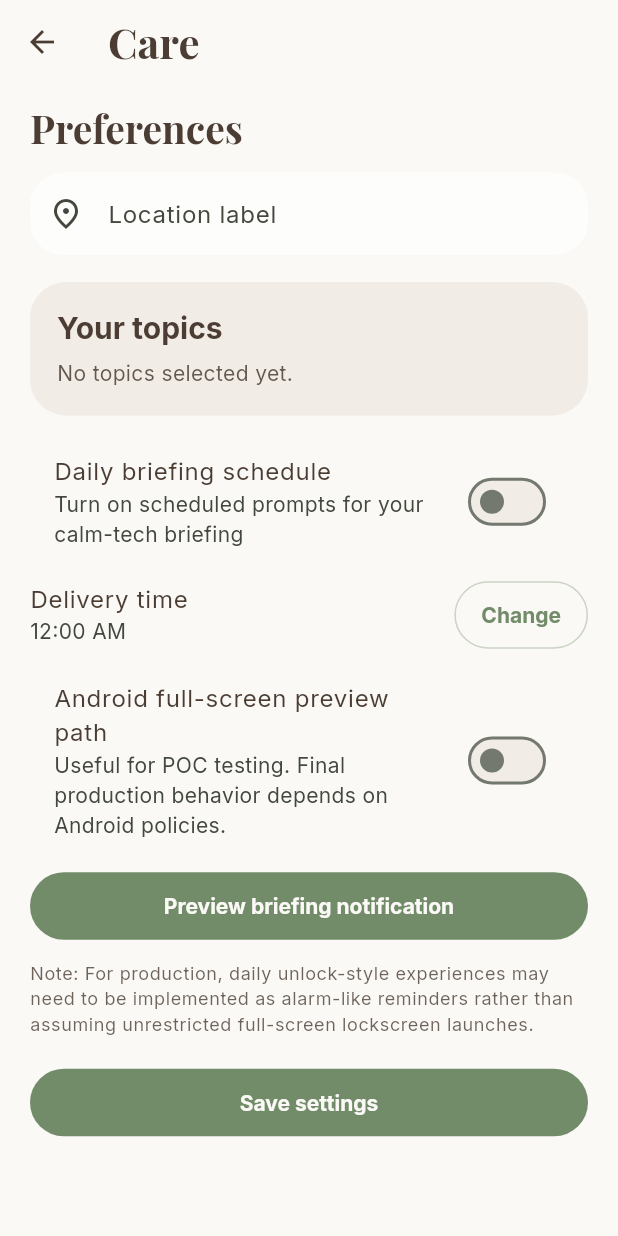
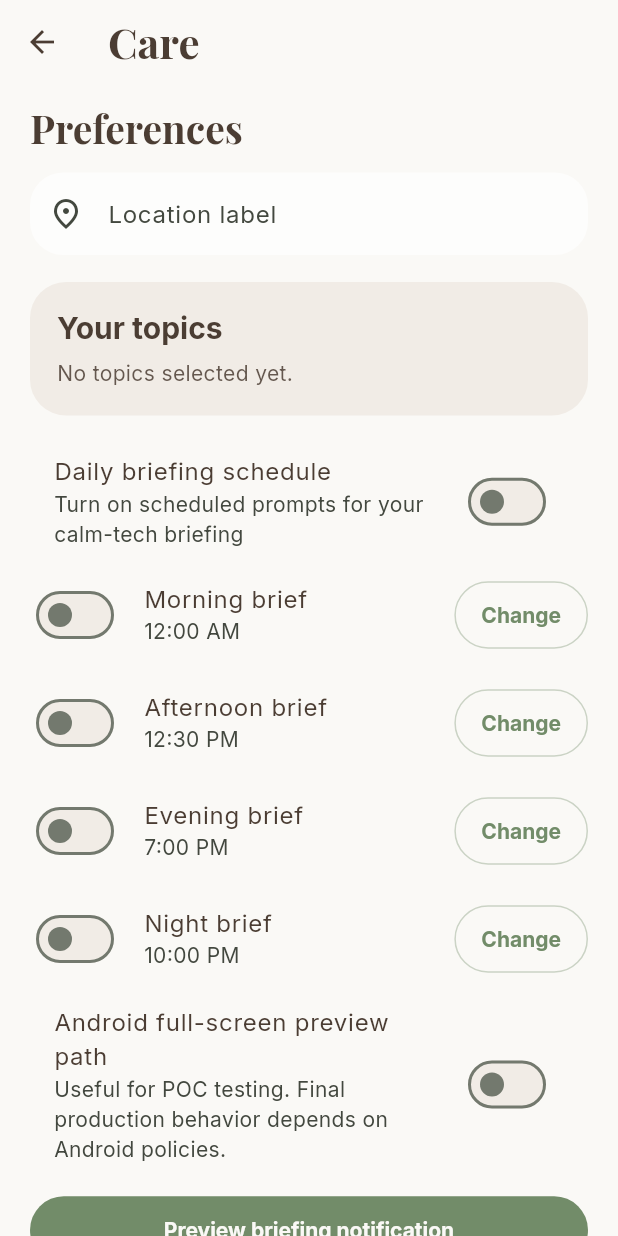
Before and after one commit to mleikam1/NANA_POC, a Flutter app: the CareScreen screen opened directly with empty values, on a phone screen of 412 x 824 dp. Run offline on Flutter 3.47's test engine with Material 3 defaults, Android fonts, the phone set to English and light mode, and no system bars; our stand-ins replace cloud_firestore, cloud_functions, firebase_auth, firebase_core, firebase_messaging, flutter_local_notifications and 4 more; accounts and stored records are empty; network calls fail.

Commit message:
Add multi-daypart calm brief onboarding schedules

```diff
--- a/lib/app.dart
+++ b/lib/app.dart
@@ -109,6 +109,8 @@ class _SessionGateState extends State<SessionGate> {
 
   Future<void> _handleOnboardingComplete(AppUserProfile profile) async {
     await _profileRepository.saveProfile(profile);
+    await NotificationService.instance
+        .syncDailyBriefSchedules(profile.notificationPreferences);
     if (!mounted) return;
     setState(() {
       _profile = profile;
--- a/lib/models/app_user_profile.dart
+++ b/lib/models/app_user_profile.dart
@@ -88,6 +88,7 @@ class NotificationPreference {
     required this.minute,
     required this.timeZone,
     required this.fullScreenIntent,
+    this.briefSchedules = const <String, BriefSchedule>{},
   });
 
   final bool enabled;
@@ -95,6 +96,9 @@ class NotificationPreference {
   final int minute;
   final String timeZone;
   final bool fullScreenIntent;
+  final Map<String, BriefSchedule> briefSchedules;
+
+  static const String defaultTimeZone = 'America/Chicago';
 
   NotificationPreference copyWith({
     bool? enabled,
@@ -102,6 +106,7 @@ class NotificationPreference {
     int? minute,
     String? timeZone,
     bool? fullScreenIntent,
+    Map<String, BriefSchedule>? briefSchedules,
   }) {
     return NotificationPreference(
       enabled: enabled ?? this.enabled,
@@ -109,7 +114,25 @@ class NotificationPreference {
       minute: minute ?? this.minute,
       timeZone: timeZone ?? this.timeZone,
       fullScreenIntent: fullScreenIntent ?? this.fullScreenIntent,
+      briefSchedules: briefSchedules ?? this.briefSchedules,
     );
+  }
+
+  Map<String, BriefSchedule> get resolvedBriefSchedules {
+    if (briefSchedules.isEmpty) {
+      return defaultBriefSchedules(
+        morningEnabled: enabled,
+        morningHour: hour,
+        morningMinute: minute,
+        eveningEnabled: false,
+      );
+    }
+
+    final merged = defaultBriefSchedules();
+    for (final entry in briefSchedules.entries) {
+      merged[entry.key] = entry.value;
+    }
+    return merged;
   }
 
   String get formattedTime {
@@ -126,6 +149,10 @@ class NotificationPreference {
       'minute': minute,
       'timeZone': timeZone,
       'fullScreenIntent': fullScreenIntent,
+      'briefSchedules': <String, dynamic>{
+        for (final entry in resolvedBriefSchedules.entries)
+          entry.key: entry.value.toMap(),
+      },
     };
   }
 
@@ -134,18 +161,176 @@ class NotificationPreference {
       enabled: map['enabled'] as bool? ?? false,
       hour: map['hour'] as int? ?? 8,
       minute: map['minute'] as int? ?? 0,
-      timeZone: map['timeZone'] as String? ?? 'America/Chicago',
+      timeZone: map['timeZone'] as String? ?? defaultTimeZone,
       fullScreenIntent: map['fullScreenIntent'] as bool? ?? false,
+      briefSchedules: _parseBriefSchedules(
+        Map<String, dynamic>.from(
+          map['briefSchedules'] as Map? ?? const <String, dynamic>{},
+        ),
+      ),
     );
   }
 
   factory NotificationPreference.defaults() {
-    return const NotificationPreference(
+    return NotificationPreference(
       enabled: true,
       hour: 8,
       minute: 0,
-      timeZone: 'America/Chicago',
+      timeZone: defaultTimeZone,
       fullScreenIntent: true,
+      briefSchedules: defaultBriefSchedules(),
+    );
+  }
+
+  static Map<String, BriefSchedule> defaultBriefSchedules({
+    bool morningEnabled = true,
+    int morningHour = 8,
+    int morningMinute = 0,
+    bool eveningEnabled = true,
+  }) {
+    return <String, BriefSchedule>{
+      BriefDaypart.morning.key: BriefSchedule(
+        daypart: BriefDaypart.morning,
+        enabled: morningEnabled,
+        hour: morningHour,
+        minute: morningMinute,
+      ),
+      BriefDaypart.afternoon.key: const BriefSchedule(
+        daypart: BriefDaypart.afternoon,
+        enabled: false,
+        hour: 12,
+        minute: 30,
+      ),
+      BriefDaypart.evening.key: BriefSchedule(
+        daypart: BriefDaypart.evening,
+        enabled: eveningEnabled,
+        hour: 19,
+        minute: 0,
+      ),
+      BriefDaypart.night.key: const BriefSchedule(
+        daypart: BriefDaypart.night,
+        enabled: false,
+        hour: 22,
+        minute: 0,
+      ),
+    };
+  }
+
+  static Map<String, BriefSchedule> _parseBriefSchedules(
+    Map<String, dynamic> map,
+  ) {
+    final parsed = <String, BriefSchedule>{};
+    for (final entry in map.entries) {
+      final daypart = BriefDaypartX.fromKey(entry.key);
+      if (daypart == null) {
+        continue;
+      }
+      final value = entry.value;
+      if (value is! Map) {
+        continue;
+      }
+      parsed[entry.key] = BriefSchedule.fromMap(
+        daypart,
+        Map<String, dynamic>.from(value as Map),
+      );
+    }
+    return parsed;
+  }
+}
+
+enum BriefDaypart {
+  morning,
+  afternoon,
+  evening,
+  night,
+}
+
+extension BriefDaypartX on BriefDaypart {
+  String get key => name;
+
+  String get label {
+    switch (this) {
+      case BriefDaypart.morning:
+        return 'Morning brief';
+      case BriefDaypart.afternoon:
+        return 'Afternoon brief';
+      case BriefDaypart.evening:
+        return 'Evening brief';
+      case BriefDaypart.night:
+        return 'Night brief';
+    }
+  }
+
+  int get notificationId {
+    switch (this) {
+      case BriefDaypart.morning:
+        return 8101;
+      case BriefDaypart.afternoon:
+        return 8102;
+      case BriefDaypart.evening:
+        return 8103;
+      case BriefDaypart.night:
+        return 8104;
+    }
+  }
+
+  static BriefDaypart? fromKey(String key) {
+    for (final daypart in BriefDaypart.values) {
+      if (daypart.key == key) {
+        return daypart;
+      }
+    }
+    return null;
+  }
+}
+
+class BriefSchedule {
+  const BriefSchedule({
+    required this.daypart,
+    required this.enabled,
+    required this.hour,
+    required this.minute,
+    this.userSelectedTime = false,
+  });
+
+  final BriefDaypart daypart;
+  final bool enabled;
+  final int hour;
+  final int minute;
+  final bool userSelectedTime;
+
+  BriefSchedule copyWith({
+    bool? enabled,
+    int? hour,
+    int? minute,
+    bool? userSelectedTime,
+  }) {
+    return BriefSchedule(
+      daypart: daypart,
+      enabled: enabled ?? this.enabled,
+      hour: hour ?? this.hour,
+      minute: minute ?? this.minute,
+      userSelectedTime: userSelectedTime ?? this.userSelectedTime,
+    );
+  }
+
+  Map<String, dynamic> toMap() {
+    return <String, dynamic>{
+      'enabled': enabled,
+      'hour': hour,
+      'minute': minute,
+      'userSelectedTime': userSelectedTime,
+    };
+  }
+
+  factory BriefSchedule.fromMap(BriefDaypart daypart, Map<String, dynamic> map) {
+    final defaults = NotificationPreference.defaultBriefSchedules()[daypart.key]!;
+    return BriefSchedule(
+      daypart: daypart,
+      enabled: map['enabled'] as bool? ?? defaults.enabled,
+      hour: map['hour'] as int? ?? defaults.hour,
+      minute: map['minute'] as int? ?? defaults.minute,
+      userSelectedTime: map['userSelectedTime'] as bool? ?? false,
     );
   }
 }
--- a/lib/screens/care_screen.dart
+++ b/lib/screens/care_screen.dart
@@ -1,8 +1,8 @@
 import 'package:flutter/material.dart';
 
 import '../models/app_user_profile.dart';
+import '../services/notification_service.dart';
 import '../utils/location_label_helper.dart';
-import '../services/notification_service.dart';
 
 class CareScreen extends StatefulWidget {
   const CareScreen({
@@ -32,10 +32,8 @@ class _CareScreenState extends State<CareScreen> {
   late bool _enabled = widget.profile.notificationPreferences.enabled;
   late bool _fullScreenIntent =
       widget.profile.notificationPreferences.fullScreenIntent;
-  late TimeOfDay _time = TimeOfDay(
-    hour: widget.profile.notificationPreferences.hour,
-    minute: widget.profile.notificationPreferences.minute,
-  );
+  late Map<String, BriefSchedule> _briefSchedules =
+      widget.profile.notificationPreferences.resolvedBriefSchedules;
 
   bool _saving = false;
 
@@ -45,13 +43,23 @@ class _CareScreenState extends State<CareScreen> {
     super.dispose();
   }
 
-  Future<void> _selectTime() async {
+  Future<void> _selectTime(BriefDaypart daypart) async {
+    final current = _briefSchedules[daypart.key]!;
     final selection = await showTimePicker(
       context: context,
-      initialTime: _time,
+      initialTime: TimeOfDay(hour: current.hour, minute: current.minute),
     );
     if (selection != null) {
-      setState(() => _time = selection);
+      setState(() {
+        _briefSchedules = <String, BriefSchedule>{
+          ..._briefSchedules,
+          daypart.key: current.copyWith(
+            hour: selection.hour,
+            minute: selection.minute,
+            userSelectedTime: true,
+          ),
+        };
+      });
     }
   }
 
@@ -62,9 +70,10 @@ class _CareScreenState extends State<CareScreen> {
         locationLabel: _locationController.text.trim(),
         notificationPreferences: widget.profile.notificationPreferences.copyWith(
           enabled: _enabled,
-          hour: _time.hour,
-          minute: _time.minute,
+          hour: _briefSchedules[BriefDaypart.morning.key]!.hour,
+          minute: _briefSchedules[BriefDaypart.morning.key]!.minute,
           fullScreenIntent: _fullScreenIntent,
+          briefSchedules: _briefSchedules,
         ),
       );
       await widget.onProfileChanged(profile);
@@ -127,18 +136,38 @@ class _CareScreenState extends State<CareScreen> {
           SwitchListTile.adaptive(
             value: _enabled,
             title: const Text('Daily briefing schedule'),
-            subtitle: const Text('Turn on scheduled prompts for your calm-tech briefing'),
+            subtitle: const Text(
+              'Turn on scheduled prompts for your calm-tech briefing',
+            ),
             onChanged: (bool value) => setState(() => _enabled = value),
           ),
-          ListTile(
-            contentPadding: EdgeInsets.zero,
-            title: const Text('Delivery time'),
-            subtitle: Text(_time.format(context)),
-            trailing: OutlinedButton(
-              onPressed: _selectTime,
-              child: const Text('Change'),
+          for (final daypart in BriefDaypart.values)
+            ListTile(
+              contentPadding: EdgeInsets.zero,
+              title: Text(daypart.label),
+              subtitle: Text(
+                TimeOfDay(
+                  hour: _briefSchedules[daypart.key]!.hour,
+                  minute: _briefSchedules[daypart.key]!.minute,
+                ).format(context),
+              ),
+              leading: Switch.adaptive(
+                value: _briefSchedules[daypart.key]!.enabled,
+                onChanged: (bool value) {
+                  setState(() {
+                    _briefSchedules = <String, BriefSchedule>{
+                      ..._briefSchedules,
+                      daypart.key: _briefSchedules[daypart.key]!
+                          .copyWith(enabled: value),
+                    };
+                  });
+                },
+              ),
+              trailing: OutlinedButton(
+                onPressed: () => _selectTime(daypart),
+                child: const Text('Change'),
+              ),
             ),
-          ),
           SwitchListTile.adaptive(
             value: _fullScreenIntent,
             title: const Text('Android full-screen preview path'),
--- a/lib/screens/home_shell.dart
+++ b/lib/screens/home_shell.dart
@@ -66,6 +66,8 @@ class _HomeShellState extends State<HomeShell> {
 
   Future<void> _updateProfile(AppUserProfile profile) async {
     await widget.profileRepository.saveProfile(profile);
+    await NotificationService.instance
+        .syncDailyBriefSchedules(profile.notificationPreferences);
     if (!mounted) return;
     setState(() => _profile = profile);
   }
--- a/pubspec.yaml
+++ b/pubspec.yaml
@@ -21,6 +21,7 @@ dependencies:
   google_fonts: any
   intl: any
   http: any
+  timezone: any
 
 dev_dependencies:
   flutter_test:
```
Also changed, not shown: lib/screens/onboarding_screen.dart (+84 -30 lines), lib/services/notification_service.dart (+72 -5 lines).
